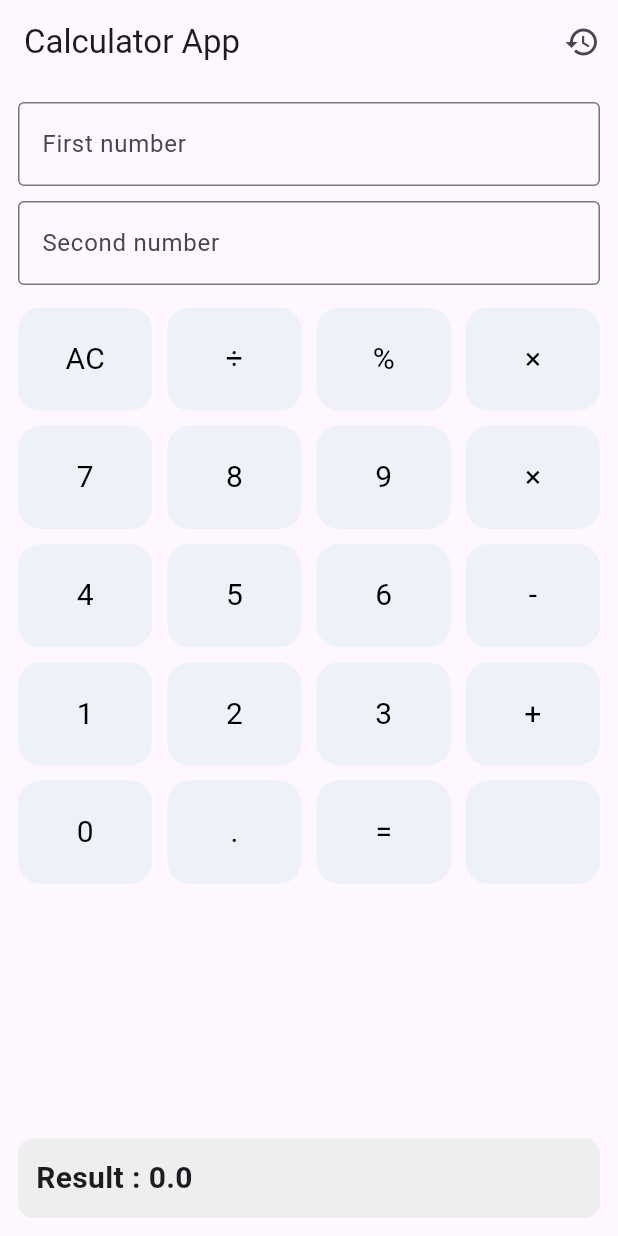
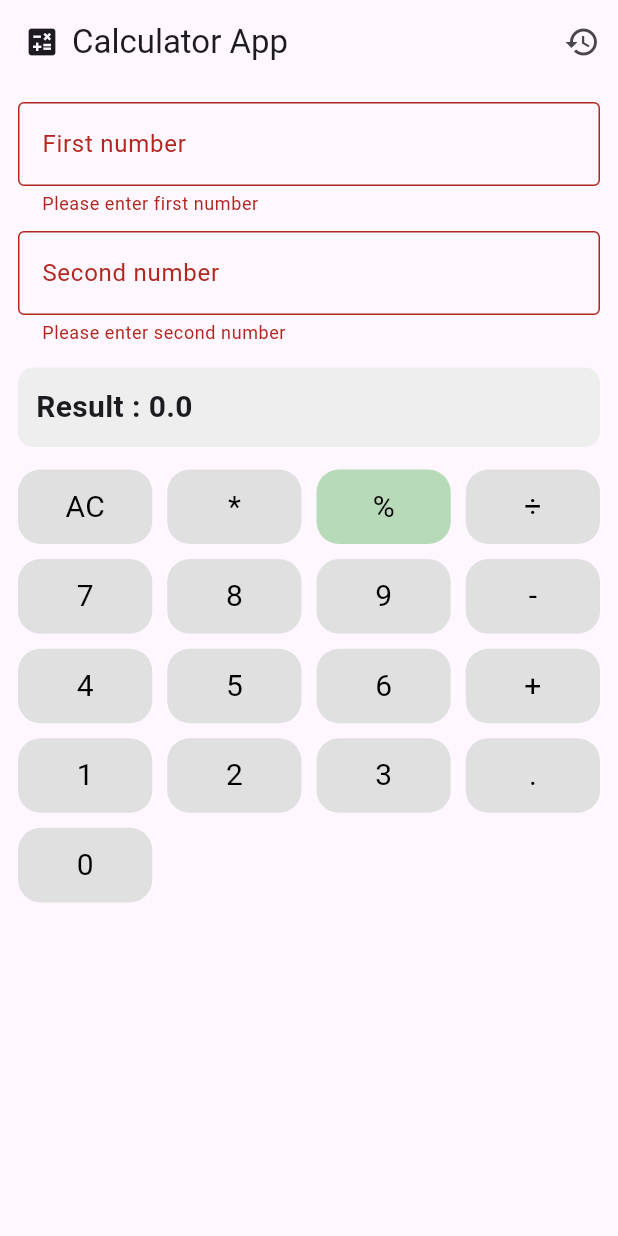
Before and after one commit to bhobocodes/CalculatorApp, a Flutter app: the screen it shows after launch, after a tap on an icon or button, on a phone screen of 412 x 824 dp. Run offline on Flutter 3.47's test engine with Material 3 defaults, Android fonts, the phone set to English and light mode, and no system bars.

Commit message:
widgets in text field

```diff
--- a/lib/src/views/calculator_view.dart
+++ b/lib/src/views/calculator_view.dart
@@ -2,6 +2,7 @@ import 'package:flutter/material.dart';
 import 'package:provider/provider.dart';
 import '../viewmodel/calculator_view_model.dart';
 import 'widgets/calculator_button.dart';
+import 'widgets/calculator_text.dart';
 
 class CalculatorView extends StatefulWidget {
   const CalculatorView({super.key});
@@ -11,46 +12,70 @@ class CalculatorView extends StatefulWidget {
 }
 
 class _CalculatorViewState extends State<CalculatorView> {
-
   late TextEditingController aController;
   late TextEditingController bController;
+
+  late FocusNode firstFocus;
+  late FocusNode secondFocus;
 
   bool isFirstSelected = true;
 
   String selectedOperator = "";
+  int selectedIndex = -1;
 
   final _formKey = GlobalKey<FormState>();
 
+
   final List<String> buttons = [
-    "AC","÷","%","×",
-    "7","8","9","×",
-    "4","5","6","-",
-    "1","2","3","+",
-    "0",".","=",""
+    "AC",
+    "*",
+    "%",
+    "÷",
+    "7",
+    "8",
+    "9",
+    "-",
+    "4",
+    "5",
+    "6",
+    "+",
+    "1",
+    "2",
+    "3",
+    ".",
+    "0",
   ];
 
   void appendNumber(String value) {
+    setState(() {
       if (isFirstSelected) {
-      aController.text += value;
+        aController.text = aController.text + value;
       } else {
-      bController.text += value;
+        bController.text = bController.text + value;
       }
+    });
 
-    setState(() {});
+    _formKey.currentState?.validate();
   }
-
 
   @override
   void initState() {
     super.initState();
     aController = TextEditingController();
     bController = TextEditingController();
+
+    firstFocus = FocusNode();
+    secondFocus = FocusNode();
   }
 
   @override
   void dispose() {
     aController.dispose();
     bController.dispose();
+
+    firstFocus.dispose();
+    secondFocus.dispose();
+
     super.dispose();
   }
 
@@ -60,7 +85,15 @@ class _CalculatorViewState extends State<CalculatorView> {
 
     return Scaffold(
       appBar: AppBar(
-        title: const Text("Calculator App"),
+        title: const Row(
+          mainAxisSize: MainAxisSize.min,
+          children: [
+            Icon(Icons.calculate),
+            SizedBox(width: 8),
+            Text("Calculator App"),
+          ],
+        ),
+
         actions: [
           IconButton(
             icon: const Icon(Icons.history),
@@ -86,20 +119,22 @@ class _CalculatorViewState extends State<CalculatorView> {
 
                             Align(
                               alignment: Alignment.centerRight,
-                              child: IconButton(
+                              child: TextButton.icon(
                                 onPressed: vm.clearHistory,
                                 icon: const Icon(
-                                  Icons.delete,
-                                  color: Colors.red,
+                                  Icons.delete_forever,
+                                  color: Colors.blueGrey,
+                                ),
+                                label: const Text(
+                                  "Delete All",
+                                  style: TextStyle(color: Colors.lightGreen),
                                 ),
                               ),
                             ),
 
                             Expanded(
                               child: vm.history.isEmpty
-                                  ? const Center(
-                                child: Text("No history yet"),
-                              )
+                                  ? const Center(child: Text("No history yet"))
                                   : ListView.builder(
                                       itemCount: vm.history.length,
                                       itemBuilder: (context, index) {
@@ -108,12 +143,13 @@ class _CalculatorViewState extends State<CalculatorView> {
                                         return ListTile(
                                           leading: const Icon(Icons.history),
                                           title: Text(item.expression),
-                                    subtitle:
-                                    Text("Result: ${item.result}"),
+                                          subtitle: Text(
+                                            "Result: ${item.result}",
+                                          ),
                                           trailing: IconButton(
                                             icon: const Icon(
                                               Icons.delete,
-                                        color: Colors.red,
+                                              color: Colors.greenAccent,
                                             ),
                                             onPressed: () {
                                               vm.deleteHistory(index);
@@ -137,12 +173,18 @@ class _CalculatorViewState extends State<CalculatorView> {
 
       // ✅ ONLY ONE BODY (fixed)
       body: SafeArea(
+        child: GestureDetector(
+          behavior: HitTestBehavior.opaque,
+          onTap: () {
+            FocusScope.of(context).unfocus();
+
+            setState(() {
+              selectedIndex = -1;
+            });
+          },
           child: Center(
-          child:ConstrainedBox(
-            constraints: const BoxConstraints(
-              maxWidth: 500,
-          ),
-
+            child: ConstrainedBox(
+              constraints: const BoxConstraints(maxWidth: 500),
               child: Padding(
                 padding: const EdgeInsets.all(12),
                 child: Form(
@@ -151,38 +193,72 @@ class _CalculatorViewState extends State<CalculatorView> {
                     crossAxisAlignment: CrossAxisAlignment.stretch,
                     children: [
                       // ================= FIRST INPUT =================
-                TextFormField(
+                      CalculatorTextField(
                         controller: aController,
-                  keyboardType: TextInputType.number,
-                  onTap: () => isFirstSelected = true,
-                  decoration: const InputDecoration(
-                    labelText: "First number",
-                    border: OutlineInputBorder(),
-                  ),
+                        focusNode: firstFocus,
+                        label: "First number",
+
+                        validator: (value) {
+                          if (value == null || value.trim().isEmpty) {
+                            return "Please enter first number";
+                          }
+                          return null;
+                        },
+
+                        onTap: () {
+                          setState(() {
+                            isFirstSelected = true;
+                            selectedIndex = -1;
+                          });
+                        },
                       ),
                       const SizedBox(height: 10),
 
-                // ================= SECOND INPUT =================
-                TextFormField(
+                      // ================= Second INPUT ===========
+                      CalculatorTextField(
                         controller: bController,
-                  keyboardType: TextInputType.number,
-                  onTap: () => isFirstSelected = false,
-                  decoration: const InputDecoration(
-                    labelText: "Second number",
-                    border: OutlineInputBorder(),
+                        focusNode: secondFocus,
+                        label: "Second number",
+
+                        validator: (value) {
+                          if (value == null || value.trim().isEmpty) {
+                            return "Please enter second number";
+                          }
+                          return null;
+                        },
+
+                        onTap: () {
+                          setState(() {
+                            isFirstSelected = false;
+                            selectedIndex = -1;
+                          });
+                        },
+                      ),
+                      const SizedBox(height: 15),
+
+                      // ================= RESULT =================
+                      Container(
+                        width: double.infinity,
+                        padding: const EdgeInsets.all(12),
+                        decoration: BoxDecoration(
+                          color: Colors.grey.shade200,
+                          borderRadius: BorderRadius.circular(10),
+                        ),
+                        child: Text(
+                          "Result : ${viewModel.result}",
+                          style: const TextStyle(
+                            fontSize: 20,
+                            fontWeight: FontWeight.bold,
+                          ),
                         ),
                       ),
 
                       const SizedBox(height: 15),
 
                       // ================= BUTTONS =================
-
-
-
                       Expanded(
                         child: LayoutBuilder(
                           builder: (context, constraints) {
-
                             final width = constraints.maxWidth;
 
                             int crossAxisCount = 4;
@@ -201,100 +277,88 @@ class _CalculatorViewState extends State<CalculatorView> {
                                 child: GridView.builder(
                                   physics: const NeverScrollableScrollPhysics(),
                                   itemCount: buttons.length,
-                            gridDelegate: SliverGridDelegateWithFixedCrossAxisCount(
+                                  gridDelegate:
+                                      SliverGridDelegateWithFixedCrossAxisCount(
                                         crossAxisCount: crossAxisCount,
                                         crossAxisSpacing: 10,
                                         mainAxisSpacing: 10,
-                              childAspectRatio: 1.3,
+                                        childAspectRatio: 1.8,
                                       ),
                                   itemBuilder: (context, index) {
                                     final value = buttons[index];
 
                                     return CalcButton(
                                       text: value,
+                                      color: selectedIndex == index
+                                          ? Colors.green.withOpacity(
+                                              0.4,
+                                            ) // highlight color
+                                          : Colors
+                                                .grey
+                                                .shade300, // fixed base color
                                       onTap: () {
-
-                                  if (value == "AC") {
+                                        if (value.trim() == "AC") {
+                                          setState(() {
                                             aController.clear();
                                             bController.clear();
-
-                                    setState(() {
-                                      selectedOperator = "";
+                                            selectedIndex = index;
                                             isFirstSelected = true;
                                           });
-                                  }
 
-                                  else if (["+", "-", "×", "÷", "%"].contains(value)) {
-                                    setState(() {
-                                      selectedOperator = value;
-                                    });
-                                  }
-
-                                  else if (value == "=") {
-
-                                    if (aController.text.isEmpty || bController.text.isEmpty) {
+                                          FocusScope.of(context).unfocus();
                                           return;
                                         }
 
-                                    final a = double.parse(aController.text);
-                                    final b = double.parse(bController.text);
+                                        // highlight ALWAYS first
+                                        setState(() {
+                                          selectedIndex = index;
+                                        });
 
-                                    switch (selectedOperator) {
+                                        if ([
+                                          "+",
+                                          "-",
+                                          "×",
+                                          "÷",
+                                          "%",
+                                        ].contains(value)) {
+                                          if (!_formKey.currentState!
+                                              .validate())
+                                            return;
+
+                                          final a = double.parse(
+                                            aController.text,
+                                          );
+                                          final b = double.parse(
+                                            bController.text,
+                                          );
+
+                                          switch (value) {
                                             case "+":
                                               viewModel.add(a, b);
                                               break;
-
                                             case "-":
                                               viewModel.subtract(a, b);
                                               break;
-
                                             case "×":
                                               viewModel.multiply(a, b);
                                               break;
-
                                             case "÷":
                                               viewModel.divide(a, b);
                                               break;
-
                                             case "%":
                                               viewModel.modulus(a, b);
                                               break;
                                           }
-                                  }
-
-                                  else {
+                                        } else {
                                           appendNumber(value);
                                         }
-
                                       },
-
-
                                     );
                                   },
                                 ),
                               ),
                             );
                           },
-                  ),
-                ),
-
-                const SizedBox(height: 10),
-
-                // ================= RESULT =================
-                Container(
-                  width: double.infinity,
-                  padding: const EdgeInsets.all(12),
-                  decoration: BoxDecoration(
-                    color: Colors.grey.shade200,
-                    borderRadius: BorderRadius.circular(10),
-                  ),
-
-                  child: Text(
-                    "Result : ${viewModel.result}",
-                    style: const TextStyle(
-                      fontSize: 20,
-                      fontWeight: FontWeight.bold,
-                    ),
                         ),
                       ),
                     ],
@@ -304,6 +368,7 @@ class _CalculatorViewState extends State<CalculatorView> {
             ),
           ),
         ),
+      ),
     );
   }
 }
--- a/lib/src/views/widgets/calculator_button.dart
+++ b/lib/src/views/widgets/calculator_button.dart
@@ -5,13 +5,14 @@ class CalcButton extends StatelessWidget {
   final Color textColor;
   final Color backgroundColor;
   final VoidCallback? onTap;
+  final Color color;
 
   const CalcButton({
     super.key,
     required this.text,
     this.textColor = Colors.black,
     this.backgroundColor = const Color(0xffEEF1F7),
-    this.onTap,
+    this.onTap, required this.color,
   });
 
   @override
@@ -21,7 +22,7 @@ class CalcButton extends StatelessWidget {
       borderRadius: BorderRadius.circular(15),
       child: Container(
         decoration: BoxDecoration(
-          color: const Color(0xffEEF1F7),
+          color: color, // 🔥 IMPORTANT FIX
           borderRadius: BorderRadius.circular(15),
         ),
         child: Center(
--- /dev/null
+++ b/lib/src/views/widgets/calculator_text.dart
@@ -0,0 +1,45 @@
+import 'package:flutter/material.dart';
+import 'package:flutter/services.dart';
+
+class CalculatorTextField extends StatelessWidget {
+  final TextEditingController controller;
+  final FocusNode focusNode;
+  final String label;
+  final Function()? onTap;
+  final String? Function(String?)? validator;
+
+  const CalculatorTextField({
+    super.key,
+    required this.controller,
+    required this.focusNode,
+    required this.label,
+    this.onTap,
+    this.validator,
+  });
+
+  @override
+  Widget build(BuildContext context) {
+    return TextFormField(
+      controller: controller,
+      focusNode: focusNode,
+      keyboardType: TextInputType.number,
+
+
+      enableSuggestions: false,
+      autocorrect: false,
+      autofillHints: const [],
+
+      inputFormatters: [
+        FilteringTextInputFormatter.allow(RegExp(r'[0-9.]')),
+      ],
+
+      onTap: onTap,
+      validator: validator,
+
+      decoration: InputDecoration(
+        labelText: label,
+        border: const OutlineInputBorder(),
+      ),
+    );
+  }
+}
```
Lines whose indentation alone changed are shown as unchanged.
